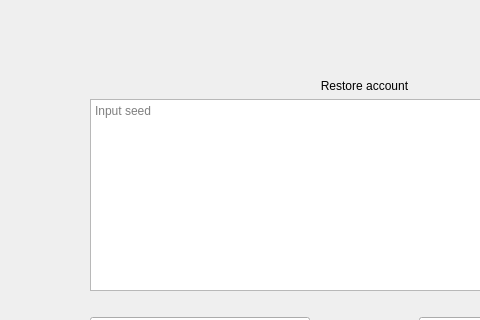
First picture: the form in windows/c_enterseed.ui, repository 0xkobe/mwc-wallet, before the edit; both pictures show x 0 to 480 and y 0 to 320 of the 729 by 561 pixel window.
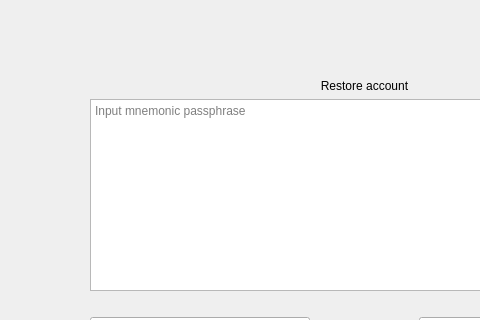
Second picture: the form after the edit. Icons and pictures are not drawn. Custom widgets are drawn as their Qt base class.

The edit to the form file:
```diff
--- a/windows/c_enterseed.ui
+++ b/windows/c_enterseed.ui
@@ -84,7 +84,7 @@
           <bool>false</bool>
          </property>
          <property name="placeholderText">
-          <string>Input seed</string>
+          <string>Input mnemonic passphrase</string>
          </property>
         </widget>
        </item>
```
